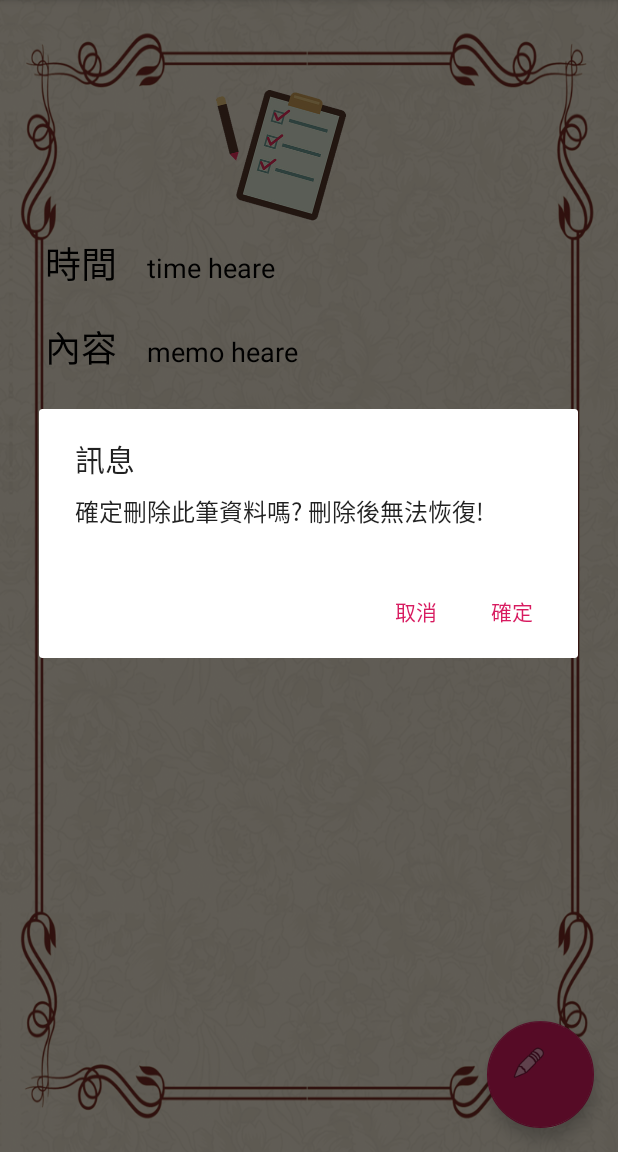
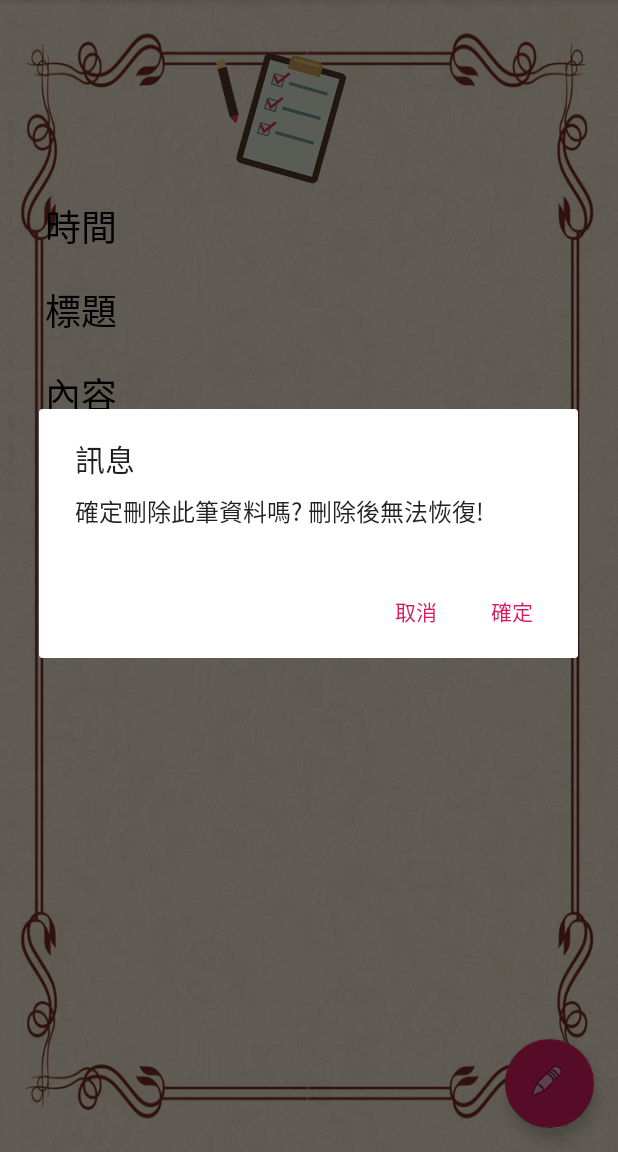
Before and after one commit to jang0204/NoteBook, an Android app: the ShowActivity screen opened directly, with no data from a screen before it, after a tap on "刪除便條", on a phone screen of 412 x 824 dp, the part 84-1236 px from its top. Run offline under Robolectric (Android 15) with nearby library versions, the phone set to English and light mode, and no system bars; 5 statements that could not run were skipped.

Commit message:
二次修改
增加標題

```diff
--- a/app/src/main/java/com/example/user/notebook/DbAdapter.java
+++ b/app/src/main/java/com/example/user/notebook/DbAdapter.java
@@ -10,8 +10,8 @@ import android.widget.Toast;
 public class DbAdapter {
     public static final String KEY_ID = "_id";
     public static final String KEY_DATE = "date";
+    public static final String KEY_REMIND = "remind";
     public static final String KEY_MEMO = "memo";
-    public static final String KEY_REMIND = "remind";
     public static final String KEY_BGCOLOR = "bgcolor";
     private static final String TABLE_NAME = "memo";
     private DbHelper mDbHelper;
@@ -28,12 +28,12 @@ public class DbAdapter {
         mdb = mDbHelper.getWritableDatabase();
         Log.i("DB=",mdb.toString());
     }
-    public long createMemo(String date, String memo, String remind, String bgcolor ){
+    public long createMemo(String date, String remind, String memo, String bgcolor ){
         try{
             values = new ContentValues();
             values.put(KEY_DATE, date);
+            values.put(KEY_REMIND, remind);
             values.put(KEY_MEMO, memo);
-            values.put(KEY_REMIND, remind);
             values.put(KEY_BGCOLOR, bgcolor);
 
         }catch(Exception e){
@@ -44,7 +44,7 @@ public class DbAdapter {
         return mdb.insert(TABLE_NAME,null,values);
     }
     public Cursor listMemos(){
-        Cursor mCursor = mdb.query(TABLE_NAME, new String[]{KEY_ID, KEY_DATE,KEY_MEMO, KEY_REMIND, KEY_BGCOLOR},
+        Cursor mCursor = mdb.query(TABLE_NAME, new String[]{KEY_ID, KEY_DATE, KEY_REMIND, KEY_MEMO, KEY_BGCOLOR},
                 null,null,null,null,null);
         if(mCursor != null){
             mCursor.moveToFirst();
@@ -52,21 +52,21 @@ public class DbAdapter {
         return mCursor;
     }
     public Cursor queryById(int item_id){
-        Cursor  mCursor = mdb.query(TABLE_NAME, new String[] {KEY_ID, KEY_DATE,KEY_MEMO, KEY_REMIND, KEY_BGCOLOR},
+        Cursor  mCursor = mdb.query(TABLE_NAME, new String[] {KEY_ID, KEY_DATE, KEY_REMIND, KEY_MEMO, KEY_BGCOLOR},
                 KEY_ID + "=" + item_id, null, null, null, null, null);
         if (mCursor != null) {
             mCursor.moveToFirst();
         }
         return mCursor;
     }
-    public long updateMemo(int id, String date, String memo, String remind, String bgcolor){
+    public long updateMemo(int id, String date, String remind, String memo, String bgcolor){
         long update = 0;
         try{
             //將資料丟到contentValues
             ContentValues values = new ContentValues();
             values.put(KEY_DATE, date);
+            values.put(KEY_REMIND, remind);
             values.put(KEY_MEMO, memo);
-            values.put(KEY_REMIND, remind);
             values.put(KEY_BGCOLOR, bgcolor);
             update = mdb.update(TABLE_NAME, values, "_id=" + id,null);
         }catch (Exception e){
--- a/app/src/main/java/com/example/user/notebook/DbHelper.java
+++ b/app/src/main/java/com/example/user/notebook/DbHelper.java
@@ -7,8 +7,8 @@ import android.database.sqlite.SQLiteOpenHelper;
 public class DbHelper extends SQLiteOpenHelper {
     public static final String KEY_ID = "_id";
     public static final String KEY_DATE = "date";
+    public static final String KEY_REMIND = "remind";
     public static final String KEY_MEMO = "memo";
-    public static final String KEY_REMIND = "remind";
     public static final String KEY_BGCOLOR = "bgcolor";
     public static final String DATABASE_NAME = "Memos";
     public static final String TABLE_NAME = "memo";
@@ -22,8 +22,8 @@ public class DbHelper extends SQLiteOpenHelper {
         final String DATABASE_CREATE = "CREATE TABLE IF NOT EXISTS " + TABLE_NAME + " (" +
                 KEY_ID + " integer PRIMARY KEY autoincrement," +
                 KEY_DATE + "," +
+                KEY_REMIND + "," +
                 KEY_MEMO + "," +
-                KEY_REMIND + "," +
                 KEY_BGCOLOR + ");";
         db.execSQL(DATABASE_CREATE);
     }
--- a/app/src/main/java/com/example/user/notebook/ListAdapter.java
+++ b/app/src/main/java/com/example/user/notebook/ListAdapter.java
@@ -27,10 +27,10 @@ public class ListAdapter extends CursorAdapter {
     public void bindView(View view, Context context, Cursor cursor) {
         LinearLayout container = view.findViewById(R.id.bg_memo);
         TextView date = view.findViewById(R.id.txtDate);
-        TextView memo = view.findViewById(R.id.txtMemo);
+        TextView title = view.findViewById(R.id.txtTitle);
         Log.i("color=", cursor.getString(4));
         date.setText(cursor.getString(cursor.getColumnIndexOrThrow("date")));
-        memo.setText(cursor.getString(cursor.getColumnIndexOrThrow("memo")));
+        title.setText(cursor.getString(cursor.getColumnIndexOrThrow("remind")));
         container.setBackgroundColor(Color.parseColor("#"+cursor.getString(4)));
     }
 }
--- a/app/src/main/java/com/example/user/notebook/ShowActivity.java
+++ b/app/src/main/java/com/example/user/notebook/ShowActivity.java
@@ -18,7 +18,7 @@ import android.widget.TextView;
 import android.widget.Toast;
 
 public class ShowActivity extends AppCompatActivity {
-    TextView time_view, content_view;
+    TextView time_view, title_view, content_view;
     Bundle bundle;
     private DbAdapter dbAdapter;
     int cursor_id, index;
@@ -39,7 +39,8 @@ public class ShowActivity extends AppCompatActivity {
         Cursor cursor = dbAdapter.queryById(cursor_id);//透過dbAdapter的queryById方法取得資料
         index = cursor.getInt(0);//將資料顯示在畫面上
         time_view.setText(cursor.getString(1));
-        content_view.setText(cursor.getString(2));
+        title_view.setText(cursor.getString(2));
+        content_view.setText(cursor.getString(3));
 
         FloatingActionButton fab = findViewById(R.id.fab);
         fab.setOnClickListener(new View.OnClickListener() {
@@ -55,6 +56,7 @@ public class ShowActivity extends AppCompatActivity {
     }
     private void initView() {
         time_view = findViewById(R.id.time_view);
+        title_view = findViewById(R.id.title_view);
         content_view = findViewById(R.id.content_view);
         content_view.setInputType(InputType.TYPE_TEXT_FLAG_MULTI_LINE);//設置EditText的顯示方式為多行文本輸入
         content_view.setGravity(Gravity.TOP);//文本顯示的位置在EditText的最上方
--- a/app/src/main/res/layout/activity_show.xml
+++ b/app/src/main/res/layout/activity_show.xml
@@ -24,8 +24,8 @@
 
     <android.support.design.widget.FloatingActionButton
         android:id="@+id/fab"
-        android:layout_width="71dp"
-        android:layout_height="74dp"
+        android:layout_width="59dp"
+        android:layout_height="65dp"
         android:layout_gravity="bottom|end"
         android:layout_margin="@dimen/fab_margin"
         app:srcCompat="@android:drawable/ic_menu_edit" />
--- a/app/src/main/res/layout/content_show.xml
+++ b/app/src/main/res/layout/content_show.xml
@@ -15,7 +15,7 @@
         android:layout_width="wrap_content"
         android:layout_height="wrap_content"
         android:layout_marginStart="144dp"
-        android:layout_marginTop="60dp"
+        android:layout_marginTop="35dp"
         android:src="@mipmap/img"
         app:layout_constraintStart_toStartOf="parent"
         app:layout_constraintTop_toTopOf="parent" />
@@ -42,7 +42,6 @@
             android:layout_height="wrap_content"
             android:layout_margin="10dp"
             android:layout_weight="1"
-            android:text="time heare"
             android:textColor="@android:color/black"
             android:textSize="18sp" />
     </LinearLayout>
@@ -50,7 +49,31 @@
     <LinearLayout
         android:layout_width="match_parent"
         android:layout_height="wrap_content"
-        android:layout_marginRight="33dp"
+        android:orientation="horizontal">
+
+        <TextView
+            android:id="@+id/textView3"
+            android:layout_width="wrap_content"
+            android:layout_height="wrap_content"
+            android:layout_margin="10dp"
+            android:layout_weight="0"
+            android:paddingLeft="20dp"
+            android:text="標題"
+            android:textColor="@android:color/black"
+            android:textSize="24sp" />
+
+        <TextView
+            android:id="@+id/title_view"
+            android:layout_width="245dp"
+            android:layout_height="wrap_content"
+            android:layout_margin="10dp"
+            android:textColor="@android:color/black"
+            android:textSize="18sp" />
+    </LinearLayout>
+
+    <LinearLayout
+        android:layout_width="match_parent"
+        android:layout_height="wrap_content"
         android:orientation="horizontal">
 
         <TextView
@@ -66,11 +89,10 @@
 
         <TextView
             android:id="@+id/content_view"
-            android:layout_width="255dp"
+            android:layout_width="245dp"
             android:layout_height="wrap_content"
             android:layout_margin="10dp"
             android:minLines="9"
-            android:text="memo heare"
             android:textColor="@android:color/black"
             android:textSize="18sp" />
     </LinearLayout>
--- a/app/src/main/res/layout/item_view.xml
+++ b/app/src/main/res/layout/item_view.xml
@@ -32,7 +32,7 @@
             android:textSize="20sp" />
 
         <TextView
-            android:id="@+id/txtMemo"
+            android:id="@+id/txtTitle"
             android:layout_width="match_parent"
             android:layout_height="wrap_content"
             android:layout_marginLeft="10dp"
```
Also changed, not shown: app/src/main/java/com/example/user/notebook/EditActivity.java (+14 -5 lines), app/src/main/res/layout/activity_edit.xml (+29 -1 lines).
